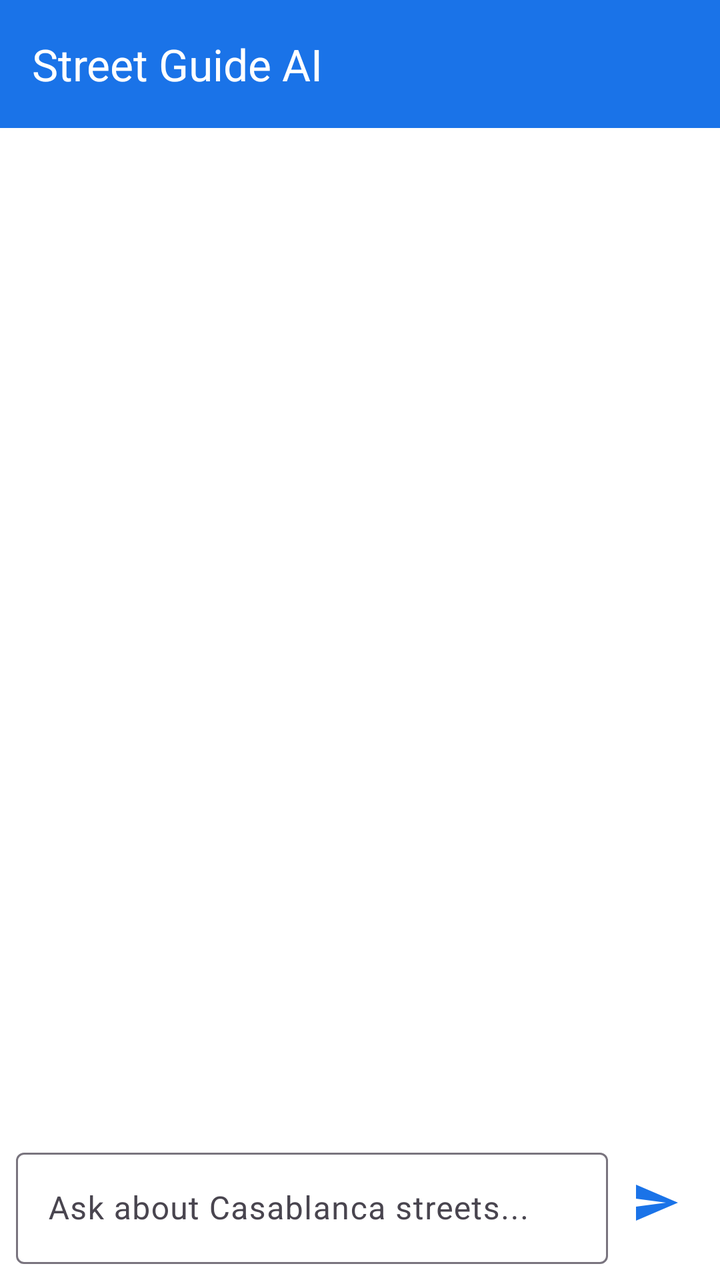
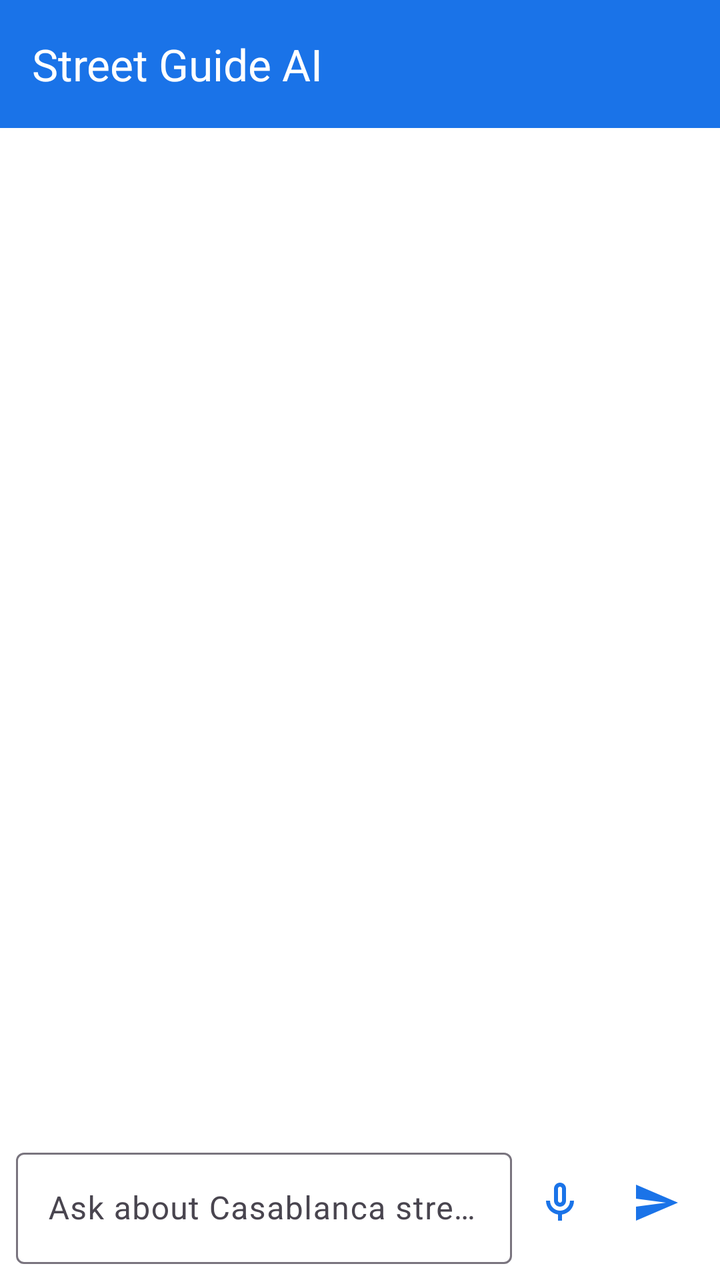

Two renders of the same Android screen: before a commit and after it. Below are the layout's source before the change and the commit's diff.
<!-- AndroidManifest.xml: application theme Theme.GeoQuizExplorer -->
<!-- res/layout/activity_chat.xml -->
<?xml version="1.0" encoding="utf-8"?>
<androidx.constraintlayout.widget.ConstraintLayout xmlns:android="http://schemas.android.com/apk/res/android"
    xmlns:app="http://schemas.android.com/apk/res-auto"
    xmlns:tools="http://schemas.android.com/tools"
    android:layout_width="match_parent"
    android:layout_height="match_parent"
    android:background="@android:color/white">

    <com.google.android.material.appbar.MaterialToolbar
        android:id="@+id/toolbar"
        android:layout_width="match_parent"
        android:layout_height="?attr/actionBarSize"
        android:background="?attr/colorPrimary"
        app:title="Street Guide AI"
        app:titleTextColor="@android:color/white"
        app:layout_constraintTop_toTopOf="parent" />

    <androidx.recyclerview.widget.RecyclerView
        android:id="@+id/rvMessages"
        android:layout_width="match_parent"
        android:layout_height="0dp"
        app:layout_constraintBottom_toTopOf="@+id/llInputArea"
        app:layout_constraintTop_toBottomOf="@id/toolbar" />

    <LinearLayout
        android:id="@+id/llInputArea"
        android:layout_width="match_parent"
        android:layout_height="wrap_content"
        android:orientation="horizontal"
        android:padding="8dp"
        android:gravity="center_vertical"
        app:layout_constraintBottom_toBottomOf="parent">

        <com.google.android.material.textfield.TextInputLayout
            style="@style/Widget.Material3.TextInputLayout.OutlinedBox"
            android:layout_width="0dp"
            android:layout_height="wrap_content"
            android:layout_weight="1"
            android:hint="Ask about Casablanca streets...">

            <com.google.android.material.textfield.TextInputEditText
                android:id="@+id/etMessage"
                android:layout_width="match_parent"
                android:layout_height="wrap_content"
                android:inputType="textCapSentences" />
        </com.google.android.material.textfield.TextInputLayout>

        <ImageButton
            android:id="@+id/btnSend"
            android:layout_width="wrap_content"
            android:layout_height="wrap_content"
            android:background="@null"
            android:padding="12dp"
            android:src="@drawable/ic_send"
            android:contentDescription="Send Message" />
    </LinearLayout>

</androidx.constraintlayout.widget.ConstraintLayout>
<!-- resources referenced by this layout -->
<resources>
  <!-- drawable ic_send (drawable) -->
  <vector xmlns:android="http://schemas.android.com/apk/res/android"
      android:width="24dp"
      android:height="24dp"
      android:viewportWidth="24"
      android:viewportHeight="24"
      android:tint="?attr/colorPrimary">
    <path
        android:fillColor="@android:color/white"
        android:pathData="M2.01,21L23,12 2.01,3 2,10l15,2 -15,2z"/>
  </vector>
  <style name="Theme.GeoQuizExplorer" parent="Base.Theme.GeoQuizExplorer" />
  <style name="Base.Theme.GeoQuizExplorer" parent="Theme.Material3.Light.NoActionBar">
          
          <item name="colorPrimary">@color/google_blue</item>
          <item name="colorSecondary">@color/google_green</item>
      </style>
  <color name="google_blue">#1A73E8</color>
  <color name="google_green">#34A853</color>
</resources>

<!-- the commit's change to res/layout/activity_chat.xml (unified diff, before → after) -->
@@ -46,6 +46,15 @@
         </com.google.android.material.textfield.TextInputLayout>
 
         <ImageButton
+            android:id="@+id/btnMic"
+            android:layout_width="wrap_content"
+            android:layout_height="wrap_content"
+            android:background="@null"
+            android:padding="12dp"
+            android:src="@drawable/ic_mic"
+            android:contentDescription="Voice Input" />
+
+        <ImageButton
             android:id="@+id/btnSend"
             android:layout_width="wrap_content"
             android:layout_height="wrap_content"
<!-- resource entries referenced after the edit -->
@@ -1,5 +1,16 @@
 <!-- resources referenced by this layout -->
 <resources>
+  <!-- drawable ic_mic (drawable) -->
+  <vector xmlns:android="http://schemas.android.com/apk/res/android"
+      android:width="24dp"
+      android:height="24dp"
+      android:viewportWidth="24"
+      android:viewportHeight="24"
+      android:tint="?attr/colorPrimary">
+    <path
+        android:fillColor="@android:color/white"
+        android:pathData="M12,14c1.66,0 3,-1.34 3,-3V5c0,-1.66 -1.34,-3 -3,-3S9,3.34 9,5v6C9,12.66 10.34,14 12,14zM11,5c0,-0.55 0.45,-1 1,-1s1,0.45 1,1v6c0,0.55 -0.45,1 -1,1s-1,-0.45 -1,-1V5zM17,11c0,2.76 -2.24,5 -5,5s-5,-2.24 -5,-5H5c0,3.53 2.61,6.43 6,6.92V21h2v-3.08c3.39,-0.49 6,-3.39 6,-6.92H17z"/>
+  </vector>
   <!-- drawable ic_send (drawable) -->
   <vector xmlns:android="http://schemas.android.com/apk/res/android"
       android:width="24dp"
